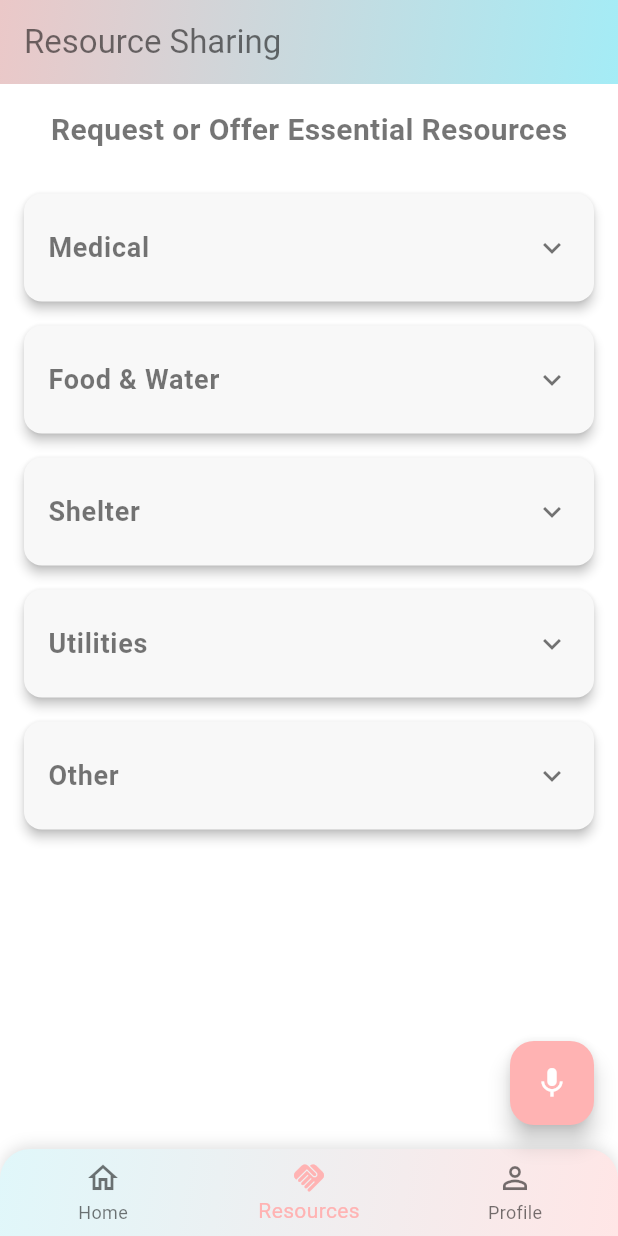
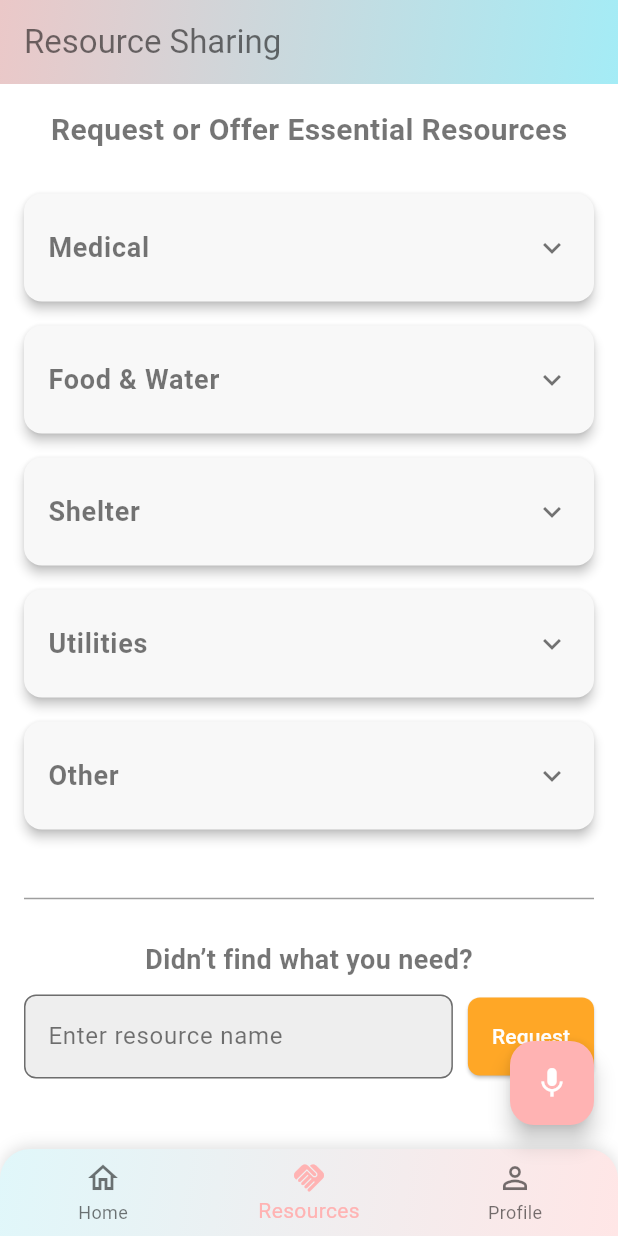
Before and after one commit to Hagerh/-BEACON-app-, a Flutter app: the screen it shows after launch, item 2 of the bottom bar chosen, on a phone screen of 412 x 824 dp. Run offline on Flutter 3.47's test engine with Material 3 defaults, Android fonts, the light colour scheme and no system bars.

Commit message:
text request added

```diff
--- a/lib/presentation/screens/resourceSharing_screen.dart
+++ b/lib/presentation/screens/resourceSharing_screen.dart
@@ -58,6 +58,19 @@ class ResourceSharingScreen extends StatelessWidget {
               ...resourceCategories.entries.map((entry) {
                 return _buildResourceSection(context, entry.key, entry.value);
               }),
+
+              const SizedBox(height: 30),
+              const Divider(thickness: 1, color: Colors.grey),
+
+              // --- Custom Resource Request Field ---
+              const SizedBox(height: 20),
+              const Text(
+                "Didn’t find what you need?",
+                style: TextStyle(fontSize: 18, fontWeight: FontWeight.w600),
+              ),
+              const SizedBox(height: 10),
+
+              _buildCustomRequestField(context),
             ],
           ),
         ),
@@ -111,7 +124,10 @@ class ResourceSharingScreen extends StatelessWidget {
                       borderRadius: BorderRadius.circular(8),
                     ),
                   ),
-                  child: const Text("Request", style: TextStyle(color:AppColors.primaryBackground) ),
+                  child: const Text(
+                    "Request",
+                    style: TextStyle(color: AppColors.primaryBackground),
+                  ),
                 ),
               ),
             )
@@ -119,4 +135,61 @@ class ResourceSharingScreen extends StatelessWidget {
       ),
     );
   }
+
+  Widget _buildCustomRequestField(BuildContext context) {
+    final TextEditingController _controller = TextEditingController();
+
+    return Row(
+      children: [
+        Expanded(
+          child: TextField(
+            controller: _controller,
+            decoration: InputDecoration(
+              hintText: "Enter resource name",
+              filled: true,
+              fillColor: Colors.grey.shade200,
+              border: OutlineInputBorder(
+                borderRadius: BorderRadius.circular(8),
+              ),
+            ),
+          ),
+        ),
+        const SizedBox(width: 10),
+        ElevatedButton(
+          onPressed: () {
+            final itemName = _controller.text.trim();
+            if (itemName.isEmpty) {
+              ScaffoldMessenger.of(context).showSnackBar(
+                const SnackBar(
+                  content: Text("Please enter a resource name."),
+                  duration: Duration(seconds: 2),
+                ),
+              );
+              return;
+            }
+
+            ScaffoldMessenger.of(context).showSnackBar(
+              SnackBar(
+                content: Text("Request sent for $itemName"),
+                duration: const Duration(seconds: 2),
+              ),
+            );
+
+            _controller.clear();
+          },
+          style: ElevatedButton.styleFrom(
+            backgroundColor: Colors.orange.shade400,
+            padding: const EdgeInsets.symmetric(horizontal: 16, vertical: 16),
+            shape: RoundedRectangleBorder(
+              borderRadius: BorderRadius.circular(8),
+            ),
+          ),
+          child: const Text(
+            "Request",
+            style: TextStyle(color: AppColors.primaryBackground),
+          ),
+        ),
+      ],
+    );
+  }
 }
```
